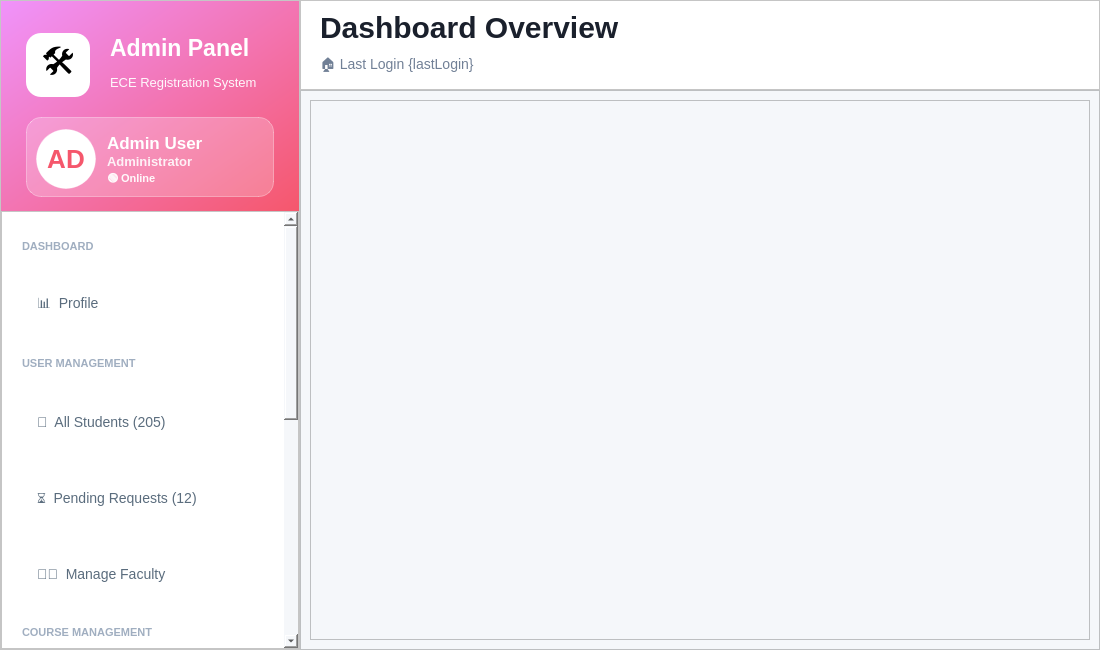
The window that app_ui/admin_ui/admin_dashboard.ui (Yasser-Daffa/ECE-Course-Registeration) describes before a commit, drawn with Qt 5.
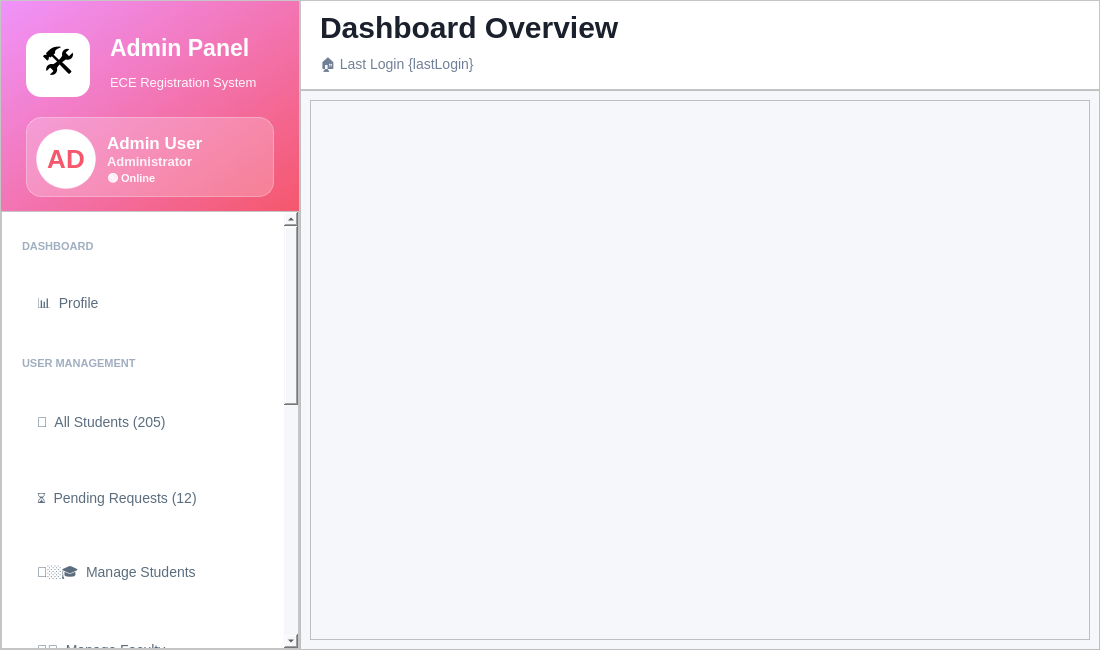
The same window after the commit.

Commit message: adjusted all_students and added manage_students

```diff
--- a/app_ui/admin_ui/admin_dashboard.ui
+++ b/app_ui/admin_ui/admin_dashboard.ui
@@ -408,9 +408,9 @@
           <property name="geometry">
            <rect>
             <x>0</x>
-            <y>-355</y>
+            <y>-101</y>
             <width>284</width>
-            <height>947</height>
+            <height>1023</height>
            </rect>
           </property>
           <property name="styleSheet">
@@ -611,6 +611,70 @@
              </attribute>
             </widget>
            </item>
+           <item>
+            <widget class="QPushButton" name="buttonManageStudents">
+             <property name="enabled">
+              <bool>true</bool>
+             </property>
+             <property name="minimumSize">
+              <size>
+               <width>0</width>
+               <height>48</height>
+              </size>
+             </property>
+             <property name="cursor">
+              <cursorShape>PointingHandCursor</cursorShape>
+             </property>
+             <property name="styleSheet">
+              <string notr="true">QPushButton {
+    background-color: transparent;
+    border: none;
+    border-radius: 10px;
+    color: #5a6c7d;
+    font-size: 14px;
+    text-align: left;
+    padding-left: 15px;
+}
+
+QPushButton:hover {
+    background-color: #f8f9fa;
+    color: #f5576c;
+}
+
+/* CHECKED / TOGGLED STATE */
+QPushButton:checked {
+    background-color: rgba(245, 87, 108, 0.10);  /* faint pink */
+    color: #f5576c; 
+    font-weight: bold;
+    border-left: 4px solid #f5576c;
+    padding-left: 11px; /* adjust so bar doesn’t push content too far */
+}
+
+/* PRESSED STATE */
+QPushButton:pressed {
+    background-color: rgba(245, 87, 108, 0.18);
+}
+
+/* DISABLED STATE */
+QPushButton:disabled {
+    background-color: transparent;
+    color: #a0a0a0;        /* muted grey for disabled */
+    border-left: none;      /* remove left bar if present */
+    font-weight: normal;    /* remove bold */
+}
+</string>
+             </property>
+             <property name="text">
+              <string>👨🏼‍🎓  Manage Students</string>
+             </property>
+             <property name="checkable">
+              <bool>true</bool>
+             </property>
+             <attribute name="buttonGroup">
+              <string notr="true">buttonGroupSubmenus</string>
+             </attribute>
+            </widget>
+           </item>
            <item>
             <widget class="QPushButton" name="buttonManageFaculty">
              <property name="enabled">
```
The commit also changes 10 other files.
